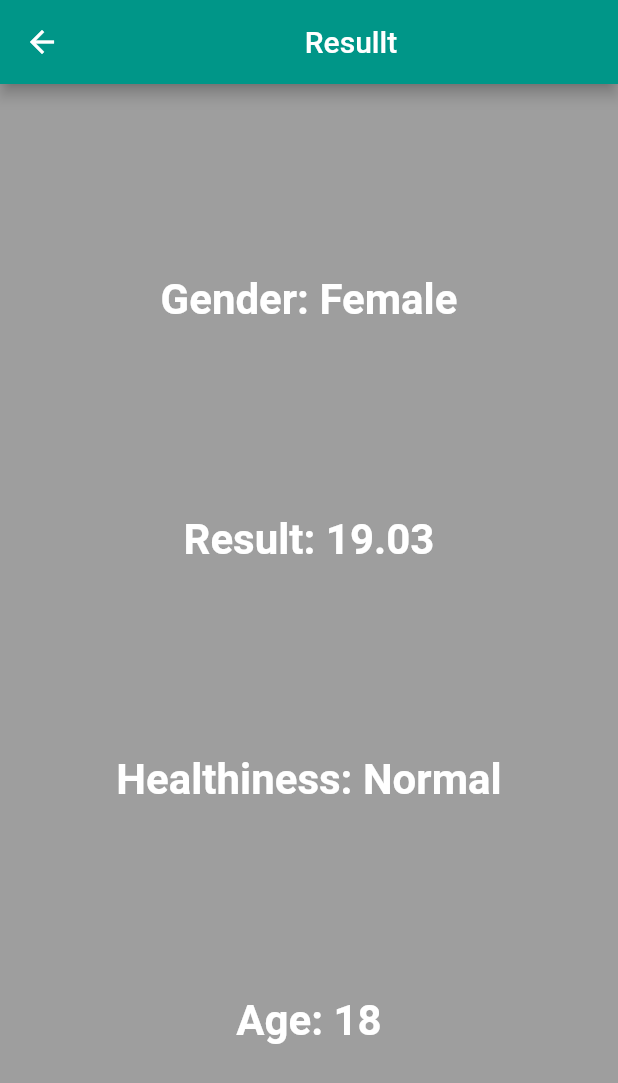
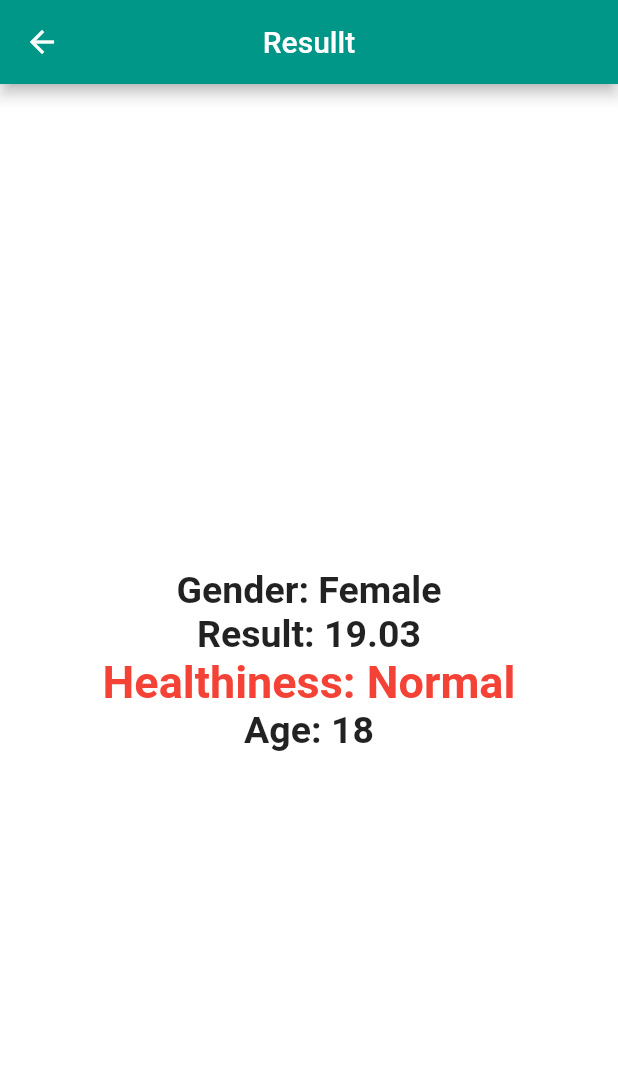
Before and after one commit to HowkMii/body-mass-index-calculator, a Flutter app: the screen it shows after launch, after a tap on "Calculate", on a phone screen of 412 x 824 dp. Shown: the top 1083 px of the screen. Run offline on Flutter 3.47's test engine with Material 2 defaults, Android fonts, the phone set to English and light mode, and no system bars.

Commit message:
splash screen

```diff
--- a/lib/home.dart
+++ b/lib/home.dart
@@ -21,7 +21,8 @@ class _MyHomePageState extends State<MyHomePage> {
   Widget build(BuildContext context) {
     return Scaffold(
       appBar: AppBar(
-        title: Center(child: const Text('Body Mass Index')),
+        centerTitle: true,
+        title: const Text('Body Mass Index'),
       ),
       body: SafeArea(
         child: Column(
@@ -47,7 +48,7 @@ class _MyHomePageState extends State<MyHomePage> {
               padding: const EdgeInsets.symmetric(horizontal:20.0),
               child:  Container(
                  decoration: BoxDecoration(
-              borderRadius: BorderRadius.circular(10),color:Colors.blueGrey
+                  borderRadius: BorderRadius.circular(10),color:Colors.black87
                 ),
                 child: Column(
                    mainAxisAlignment: MainAxisAlignment.center,
@@ -85,16 +86,19 @@ class _MyHomePageState extends State<MyHomePage> {
               ),
             ),
           ),
-          Container(
+          Padding(
+            padding: const EdgeInsets.symmetric(horizontal:20.0),
+            child: Container(
+              width: double.infinity,
               color:Colors.teal ,
-            width: double.infinity,
               height: MediaQuery.of(context).size.height/12,
               child: TextButton(onPressed: (){
                 var result=weight/pow(heightVal/100,2);
                 Navigator.push(context, MaterialPageRoute(builder: (context)=>  Result(result: result,isMale: isMale,age: age,))
               );
               },
-            child: Text('Calculate',style: Theme.of(context).textTheme.headline2,))),
+              child: Text('Calculate',style: Theme.of(context).textTheme.headline4,))),
+          ),
           ],
         ),
       ),// This trailing comma makes auto-formatting nicer for build methods.
@@ -109,7 +113,7 @@ class _MyHomePageState extends State<MyHomePage> {
             },
             child: Container(
               decoration: BoxDecoration(
-                borderRadius: BorderRadius.circular(10),color:(isMale && type=='male')||(!isMale && type=='female')? Colors.teal: Colors.blueGrey
+                borderRadius: BorderRadius.circular(10),color:(isMale && type=='male')||(!isMale && type=='female')? Colors.teal: Colors.black87
               ),
               child: Column(
                 mainAxisAlignment: MainAxisAlignment.center,
@@ -128,14 +132,14 @@ class _MyHomePageState extends State<MyHomePage> {
     return Expanded(
           child:Container(
             decoration: BoxDecoration(
-              borderRadius: BorderRadius.circular(10),color:Colors.blueGrey
+              borderRadius: BorderRadius.circular(10),color:Colors.black87
             ),
             child: Column(
               mainAxisAlignment: MainAxisAlignment.center,
               children: [
-                 Text(type=='age'?'Age':'Weight',style: TextStyle(fontSize: 25,fontWeight: FontWeight.bold, color: Colors.black)),
-                const SizedBox(height: 15,),
-                Text(type=='age'?'$age':'$weight',style: TextStyle(fontSize: 45,fontWeight: FontWeight.w800, color: Colors.white)),
+                 Text(type=='age'?'Age':'Weight',style: TextStyle(fontSize: 20,fontWeight: FontWeight.bold, color: Colors.teal)),
+                const SizedBox(height: 5,),
+                Text(type=='age'?'$age':'$weight',style: TextStyle(fontSize: 50,fontWeight: FontWeight.w800, color: Colors.white)),
 
                 Row(
                   mainAxisAlignment: MainAxisAlignment.center,
--- a/lib/main.dart
+++ b/lib/main.dart
@@ -1,3 +1,4 @@
+import 'package:bmi/splashscreen.dart';
 import 'package:flutter/material.dart';
 import 'home.dart';
 
@@ -17,16 +18,19 @@ class MyApp extends StatelessWidget {
       theme: ThemeData(
         iconTheme: const IconThemeData(color:Colors.white,),
         textTheme: const TextTheme(
-          headline2: TextStyle(fontSize: 28,fontWeight: FontWeight.bold, color: Colors.black),
+          headline2: TextStyle(fontSize: 28,fontWeight: FontWeight.bold, color: Colors.teal),
+
+          headline5: TextStyle(fontSize: 30,fontWeight: FontWeight.bold, color: Colors.red),
+          headline4: TextStyle(fontSize: 25,fontWeight: FontWeight.bold, color: Colors.black87),
           headline3: TextStyle(fontSize: 28,fontWeight: FontWeight.bold, color: Colors.white),
           headline1: TextStyle(fontSize: 40,fontWeight: FontWeight.bold, color: Colors.white),
-          bodyText1: TextStyle(fontSize: 20,fontWeight: FontWeight.bold, color: Colors.black),
+          bodyText1: TextStyle(fontSize: 20,fontWeight: FontWeight.bold, color: Colors.teal),
         ),
         primarySwatch: Colors.teal,
-        canvasColor: Colors.black38
+        canvasColor: Colors.white
       ),
 
-      home: const MyHomePage(),
+      home:  Splash(),
     );
   }
 }
--- a/lib/result.dart
+++ b/lib/result.dart
@@ -26,18 +26,27 @@ class Result extends StatelessWidget {
   Widget build(BuildContext context) {
     return Scaffold(
       appBar: AppBar(
-
-        title:Center(child: const Text('Resullt')),
+        centerTitle: true,
+        title:const Text('Resullt'),
       ),
       body: SafeArea(
         child: Center(
           child: Column(
-            mainAxisAlignment: MainAxisAlignment.spaceEvenly,
+            mainAxisAlignment: MainAxisAlignment.center,
             children: [
-              Text('Gender: ${isMale?'Male':'Female'}',style: Theme.of(context).textTheme.headline3,textAlign: TextAlign.center,),
-              Text('Result: ${result.toStringAsFixed(2)}',style: Theme.of(context).textTheme.headline3,textAlign: TextAlign.center),
-              Text('Healthiness: ${resultPhrase}',style: Theme.of(context).textTheme.headline3,textAlign: TextAlign.center),
-              Text('Age: ${age}',style:Theme.of(context).textTheme.headline3,textAlign: TextAlign.center),
+              Text(
+                'Gender: ${isMale?'Male':'Female'}',
+                style: Theme.of(context).textTheme.headline4,
+                textAlign: TextAlign.center,),
+              Text('Result: ${result.toStringAsFixed(2)}',
+              style: Theme.of(context).textTheme.headline4,
+              textAlign: TextAlign.center),
+              Text('Healthiness: ${resultPhrase}',
+                style: Theme.of(context).textTheme.headline5,
+                textAlign: TextAlign.center),
+              Text('Age: ${age}',
+              style:Theme.of(context).textTheme.headline4,
+              textAlign: TextAlign.center),
 
             ],
           ),
--- a/lib/splashscreen.dart
+++ b/lib/splashscreen.dart
@@ -0,0 +1,89 @@
+import 'dart:async';
+import 'package:flutter/material.dart';
+
+import 'home.dart';
+
+class Splash extends StatefulWidget {
+  @override
+  _splashState createState() => _splashState();
+}
+
+class _splashState extends State<Splash> {
+  @override
+  void initState() {
+    super.initState();
+    Timer(const Duration(milliseconds: 5000), () {
+      Navigator.push(
+          context, MaterialPageRoute(builder: (context) => MyHomePage()));
+    });
+  }
+
+
+
+  @override
+  Widget build(BuildContext context) {
+    return Scaffold(
+      backgroundColor: Theme.of(context).primaryColor,
+      body: Container(
+        height: MediaQuery.of(context).size.height,
+        child: Stack(
+          children: <Widget>[
+            Container(
+
+              decoration: BoxDecoration(
+
+          gradient: LinearGradient(colors: [Colors.white,Colors.white],
+          end: Alignment.bottomCenter,
+          begin: Alignment.topCenter)
+              ),
+            ),
+            Center(
+
+                    child: Image.asset(
+                      "assets/bmi.jpg",
+
+                    ),
+
+
+            ),
+            Positioned(
+              bottom: 50.0,
+              left: 50.0,
+              right: 50.0,
+              child: Column(
+                children: <Widget>[
+                  Text(
+                    "from",
+
+                    style: TextStyle(
+                      color: Colors.black,
+                      fontSize: 14.0,
+                      fontWeight: FontWeight.w600,
+
+                    ),
+                  ),
+
+                  Text(
+                    "HOWKMII",
+                    style: TextStyle(
+                      color: Colors.black,
+                      fontSize: 20.0,
+                      fontWeight: FontWeight.bold,
+                      letterSpacing: 3.5,
+                    ),
+                    textAlign: TextAlign.center,
+
+                  ),
+                ],
+              ),
+            ),
+
+
+
+
+          ],
+        ),
+      ),
+    );
+  }
+}
```
Lines whose indentation alone changed are shown as unchanged.
